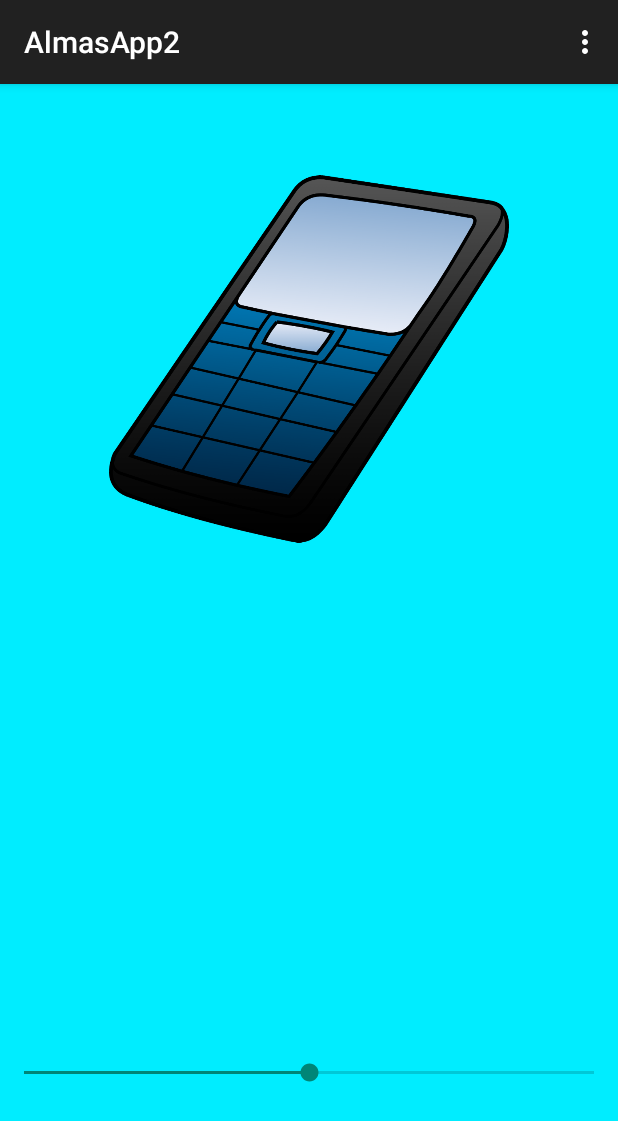
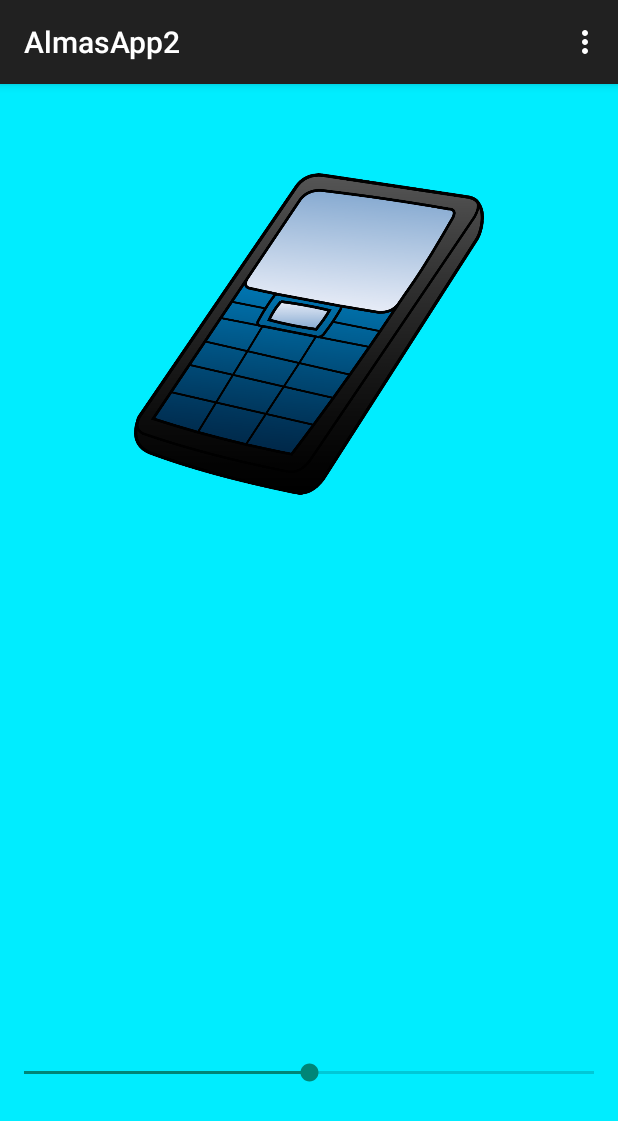
Before and after one commit to jeajjr/android-hw2, an Android app: the fragment SeekBarFragment placed in its activity, on a phone screen of 412 x 824 dp. Shown: the top 1121 px of the screen. Run offline under Robolectric (Android 15) with nearby library versions, the phone set to English and light mode, and no system bars.

Commit message:
Final touches on GridLayout and SeekBarFrag.

```diff
--- a/app/src/main/java/com/almas/hw2/almasapp2/SeekBarFragment.java
+++ b/app/src/main/java/com/almas/hw2/almasapp2/SeekBarFragment.java
@@ -19,7 +19,7 @@ public class SeekBarFragment extends Fragment {
     private ImageView image;
     private SeekBar seekBar;
 
-    private double imageDelta = 600.0f;
+    private double imageDelta = 500.0f;
     private double imageMin = 100.0f;
 
     public SeekBarFragment() {
--- a/app/src/main/res/layout-land/fragment_grid_layout.xml
+++ b/app/src/main/res/layout-land/fragment_grid_layout.xml
@@ -1,7 +1,8 @@
 <?xml version="1.0" encoding="utf-8"?>
 <LinearLayout xmlns:android="http://schemas.android.com/apk/res/android"
     android:layout_height="fill_parent"
-    android:layout_width="fill_parent">
+    android:layout_width="fill_parent"
+    android:background="#ff00edff">
 
     <GridLayout
         android:layout_width="wrap_content"
```
